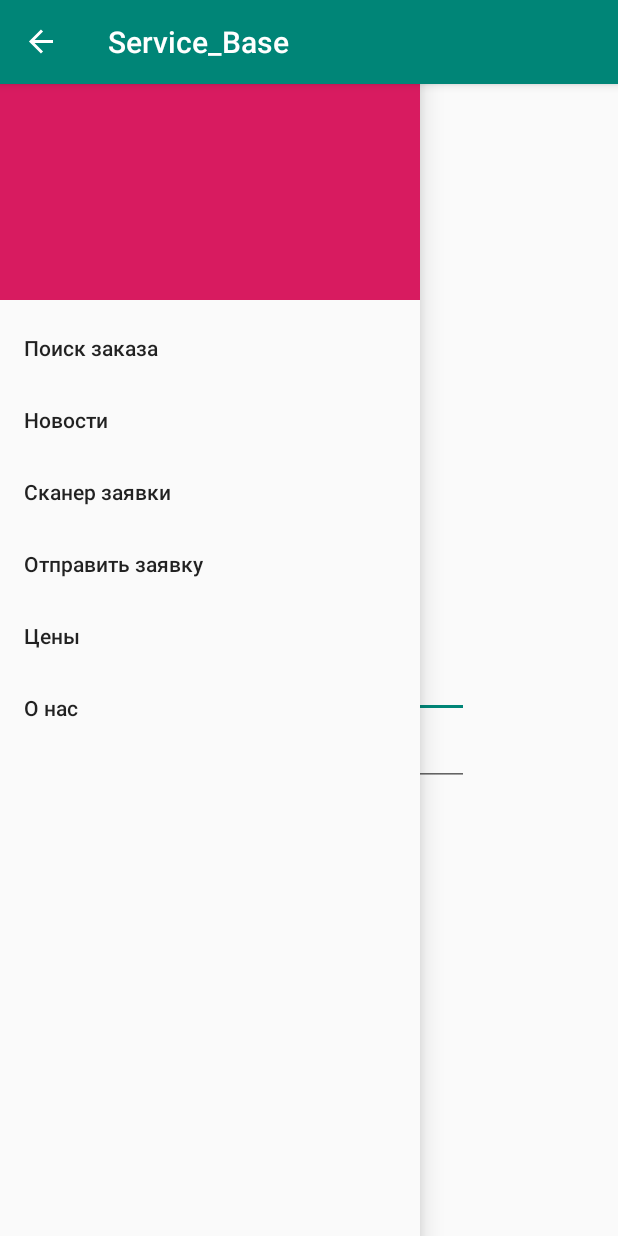
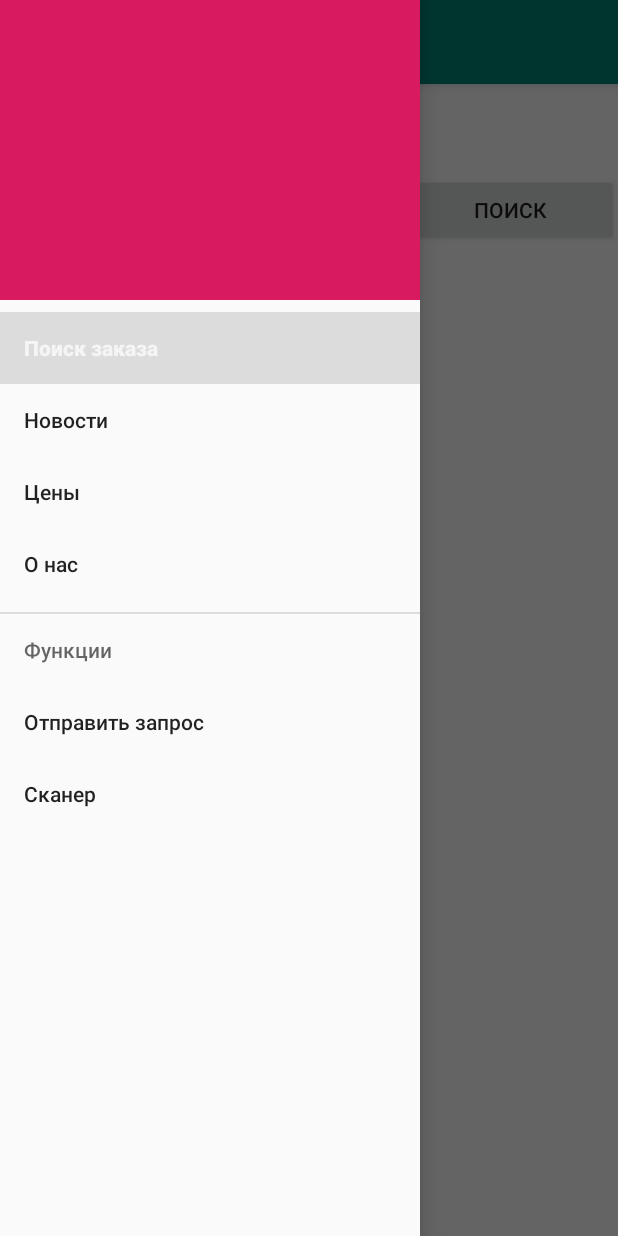
Before and after one commit to slamser56/Service_Base, an Android app: the screen it shows after launch (MainActivity), with the side drawer open, on a phone screen of 412 x 824 dp. Run offline under Robolectric (Android 15) with nearby library versions, the phone set to English and light mode, and no system bars.

Commit message:
complete nav menu

```diff
--- a/app/src/main/AndroidManifest.xml
+++ b/app/src/main/AndroidManifest.xml
@@ -10,7 +10,6 @@
         android:supportsRtl="true"
         android:theme="@style/AppTheme">
         <activity android:name=".order_activity"></activity>
-        <activity android:name=".Base_search_activity" />
         <activity android:name=".MainActivity"
             android:theme="@style/AppTheme.NoActionBar">
             <intent-filter>
--- /dev/null
+++ b/app/src/main/java/com/example/service_base/fragment_find.java
@@ -0,0 +1,22 @@
+package com.example.service_base;
+
+import android.os.Bundle;
+import android.util.Log;
+import android.view.LayoutInflater;
+import android.view.View;
+import android.view.ViewGroup;
+import android.widget.Button;
+import android.widget.Toast;
+
+import androidx.annotation.NonNull;
+import androidx.annotation.Nullable;
+import androidx.fragment.app.Fragment;
+
+public class fragment_find extends Fragment {
+
+    @Nullable
+    @Override
+    public View onCreateView(@NonNull LayoutInflater inflater, @Nullable ViewGroup container, @Nullable Bundle savedInstanceState) {
+        return inflater.inflate(R.layout.fragment_find, container, false);
+    }
+}
--- a/app/src/main/res/layout/activity_main.xml
+++ b/app/src/main/res/layout/activity_main.xml
@@ -1,66 +1,29 @@
 <?xml version="1.0" encoding="utf-8"?>
-<RelativeLayout xmlns:android="http://schemas.android.com/apk/res/android"
-    xmlns:app="http://schemas.android.com/apk/res-auto"
+<androidx.drawerlayout.widget.DrawerLayout xmlns:android="http://schemas.android.com/apk/res/android"
     xmlns:tools="http://schemas.android.com/tools"
     android:layout_width="match_parent"
     android:layout_height="match_parent"
     tools:context=".MainActivity"
+    android:id="@+id/drawer_layout"
+    android:fitsSystemWindows="true"
     tools:openDrawer="end">
 
+    <LinearLayout
+        android:layout_width="match_parent"
+        android:layout_height="match_parent"
+        android:orientation="vertical">
+
     <include
-        android:id="@+id/toolbar"
         layout="@layout/toolbar"/>
 
-
-    <LinearLayout
-        android:layout_width="wrap_content"
-        android:layout_height="wrap_content"
-        android:orientation="horizontal"
-        android:layout_centerHorizontal="true"
-        android:layout_alignParentBottom="true"
-        android:layout_marginBottom="200dp">
-
-    <Button
-        android:id="@+id/sign_up"
-        android:layout_width="wrap_content"
-        android:layout_height="wrap_content"
-        android:text="Войти"
-        />
+    <FrameLayout
+        android:layout_width="match_parent"
+        android:layout_height="match_parent"
+        android:id="@+id/fragment_container"/>
     </LinearLayout>
 
-    <LinearLayout
-        android:layout_width="wrap_content"
-        android:layout_height="wrap_content"
-        android:orientation="vertical"
-        android:layout_centerHorizontal="true"
-        android:layout_alignParentBottom="true"
-        android:layout_marginBottom="300dp">
-    <EditText
-        android:id="@+id/login"
-        android:layout_width="wrap_content"
-        android:layout_height="wrap_content"
-        android:ems="10"
-        android:inputType="textPersonName"
-        android:text="Логин"
-        tools:layout_editor_absoluteX="85dp"
-        tools:layout_editor_absoluteY="281dp" />
+    <include
+        layout="@layout/navigation"/>
 
 
-    <EditText
-        android:id="@+id/password"
-        android:layout_width="wrap_content"
-        android:layout_height="wrap_content"
-        android:ems="10"
-        android:inputType="textPersonName"
-        android:text="Пароль"
-        tools:layout_editor_absoluteX="85dp"
-        tools:layout_editor_absoluteY="348dp" />
-
-    </LinearLayout>
-
-<include
-    android:id="@+id/drawer_layout"
-    layout="@layout/navigation"/>
-
-
-</RelativeLayout>
+</androidx.drawerlayout.widget.DrawerLayout>
--- /dev/null
+++ b/app/src/main/res/layout/fragment_about_us.xml
@@ -0,0 +1,6 @@
+<?xml version="1.0" encoding="utf-8"?>
+<RelativeLayout xmlns:android="http://schemas.android.com/apk/res/android"
+    android:orientation="vertical" android:layout_width="match_parent"
+    android:layout_height="match_parent">
+
+</RelativeLayout>
--- a/app/src/main/res/layout/activity_base_search_activity.xml
+++ b/app/src/main/res/layout/fragment_find.xml
@@ -1,11 +1,8 @@
 <?xml version="1.0" encoding="utf-8"?>
-<androidx.constraintlayout.widget.ConstraintLayout xmlns:android="http://schemas.android.com/apk/res/android"
-    xmlns:app="http://schemas.android.com/apk/res-auto"
-    xmlns:tools="http://schemas.android.com/tools"
-    android:id="@+id/Base"
+<RelativeLayout xmlns:android="http://schemas.android.com/apk/res/android"
+    android:orientation="vertical"
     android:layout_width="match_parent"
-    android:layout_height="match_parent"
-    tools:context=".Base_search_activity">
+    android:layout_height="match_parent">
 
 
     <LinearLayout
@@ -13,7 +10,8 @@
         android:layout_width="match_parent"
         android:layout_height="wrap_content"
         android:orientation="horizontal"
-        android:paddingTop="20px">
+        android:layout_marginTop="60dp"
+        android:layout_alignParentTop="true">
 
         <EditText
             android:id="@+id/editText2"
@@ -30,17 +28,15 @@
             android:layout_height="wrap_content"
             android:layout_weight="1"
             android:text="Поиск"
+            android:elevation="3px"
             />
     </LinearLayout>
 
     <androidx.recyclerview.widget.RecyclerView
-        android:layout_marginTop="200px"
+        android:layout_alignTop="@id/linearLayout"
+        android:layout_marginTop="60dp"
         android:layout_width="match_parent"
         android:layout_height="match_parent"
-         />
+        />
 
-
-
-
-
-</androidx.constraintlayout.widget.ConstraintLayout>
+</RelativeLayout>
--- /dev/null
+++ b/app/src/main/res/layout/fragment_price.xml
@@ -0,0 +1,5 @@
+<?xml version="1.0" encoding="utf-8"?>
+<RelativeLayout xmlns:android="http://schemas.android.com/apk/res/android"
+    android:layout_width="match_parent" android:layout_height="match_parent">
+
+</RelativeLayout>
--- /dev/null
+++ b/app/src/main/res/layout/fragment_scaner.xml
@@ -0,0 +1,5 @@
+<?xml version="1.0" encoding="utf-8"?>
+<RelativeLayout xmlns:android="http://schemas.android.com/apk/res/android"
+    android:layout_width="match_parent" android:layout_height="match_parent">
+
+</RelativeLayout>
--- /dev/null
+++ b/app/src/main/res/layout/fragment_send_request.xml
@@ -0,0 +1,5 @@
+<?xml version="1.0" encoding="utf-8"?>
+<RelativeLayout xmlns:android="http://schemas.android.com/apk/res/android"
+    android:layout_width="match_parent" android:layout_height="match_parent">
+
+</RelativeLayout>
--- a/app/src/main/res/layout/navigation.xml
+++ b/app/src/main/res/layout/navigation.xml
@@ -1,23 +1,11 @@
 <?xml version="1.0" encoding="utf-8"?>
-<androidx.drawerlayout.widget.DrawerLayout xmlns:android="http://schemas.android.com/apk/res/android"
+<com.google.android.material.navigation.NavigationView xmlns:android="http://schemas.android.com/apk/res/android"
     xmlns:app="http://schemas.android.com/apk/res-auto"
-    xmlns:tools="http://schemas.android.com/tools"
-    android:layout_width="match_parent"
-    android:layout_height="match_parent"
-    android:id="@+id/drawer_layout"
-    tools:openDrawer="end">
-
-
-
-
-    <com.google.android.material.navigation.NavigationView
-
         android:layout_width="wrap_content"
         android:layout_height="match_parent"
         android:layout_gravity="start"
         android:id="@+id/naw_view"
         app:headerLayout="@layout/nav_header"
-        app:menu="@menu/drawer_menu"
-        />
+        app:menu="@menu/drawer_menu">
 
-</androidx.drawerlayout.widget.DrawerLayout>
+</com.google.android.material.navigation.NavigationView>
--- a/app/src/main/res/menu/drawer_menu.xml
+++ b/app/src/main/res/menu/drawer_menu.xml
@@ -1,7 +1,6 @@
 <?xml version="1.0" encoding="utf-8"?>
  <menu xmlns:android="http://schemas.android.com/apk/res/android"
-    xmlns:tools="http://schemas.android.com/tools"
-    tools:showIn="navigation_view">
+>
 
 
     <group android:checkableBehavior="single">
@@ -9,16 +8,22 @@
             android:title="Поиск заказа"/>
         <item android:id="@+id/news"
             android:title="Новости"/>
-        <item android:id="@+id/scaner"
-            android:title="Сканер заявки"/>
-        <item android:id="@+id/send_request"
-            android:title="Отправить заявку"/>
         <item android:id="@+id/price"
             android:title="Цены"/>
         <item android:id="@+id/about_us"
             android:title="О нас"/>
     </group>
 
+    <item android:title="Функции">
+        <menu>
+            <item
+            android:id="@+id/send_request"
+            android:title="Отправить запрос" />
+            <item
+                android:id="@+id/scaner"
+                android:title="Сканер" />
+        </menu>
+    </item>
 
 
 </menu>
```
Also changed, not shown: app/src/main/java/com/example/service_base/Base_search_activity.java (deleted, +0 -14 lines), app/src/main/java/com/example/service_base/MainActivity.java (+37 -16 lines), app/src/main/java/com/example/service_base/fragment_about_us.java (added, +19 -0 lines), app/src/main/java/com/example/service_base/fragment_news.java (added, +19 -0 lines), app/src/main/java/com/example/service_base/fragment_price.java (added, +19 -0 lines), app/src/main/res/layout/fragment_news.xml (added, +19 -0 lines).
